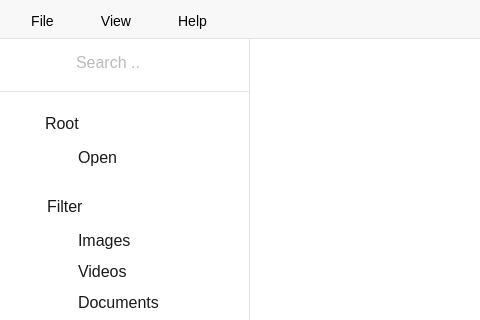
This is src/mainwindow.ui in Gitnoter/vemoria2 as Qt 5 draws it before an edit; both pictures show x 0 to 480 and y 0 to 320 of the 1189 by 722 pixel window. The edited form follows.
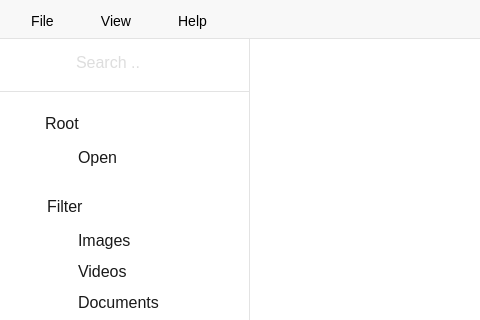
This is the edited form. Icons and pictures are not drawn.

```diff
--- a/src/mainwindow.ui
+++ b/src/mainwindow.ui
@@ -29,9 +29,16 @@
   </property>
   <widget class="QWidget" name="centralWidget">
    <property name="styleSheet">
-    <string notr="true">font-family:'Source Sans Pro';
-font-size:16px;
-color:#191919;</string>
+    <string notr="true">*{
+	font-family:'Source Sans Pro';
+	font-size:16px;
+	color:#191919;
+}
+
+QPushButton:hover{
+	color:#1ca3c4;
+	cursor:pointer;
+}</string>
    </property>
    <layout class="QGridLayout" name="gridLayout">
     <property name="leftMargin">
@@ -216,6 +223,9 @@
 }</string>
                    </property>
                    <property name="text">
+                    <string/>
+                   </property>
+                   <property name="placeholderText">
                     <string>Search ..</string>
                    </property>
                   </widget>
```
Left out of the diff: 18 changed lines with no effect on the pictures.
